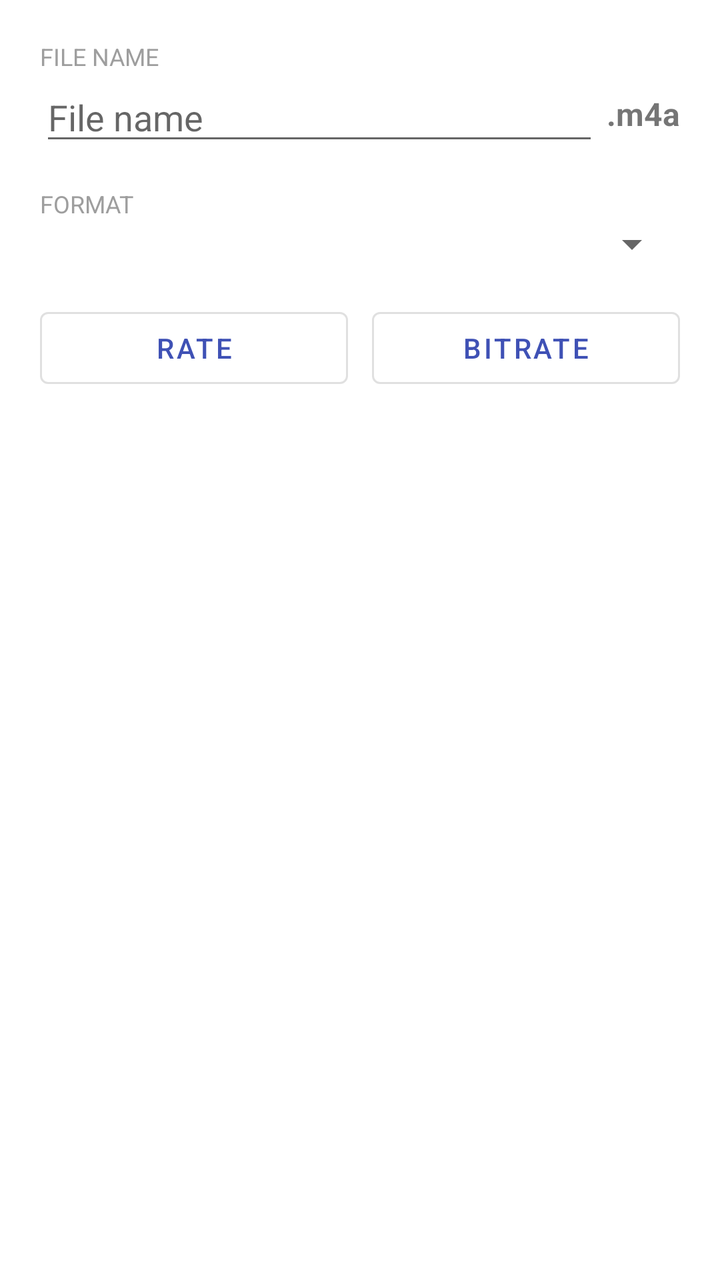
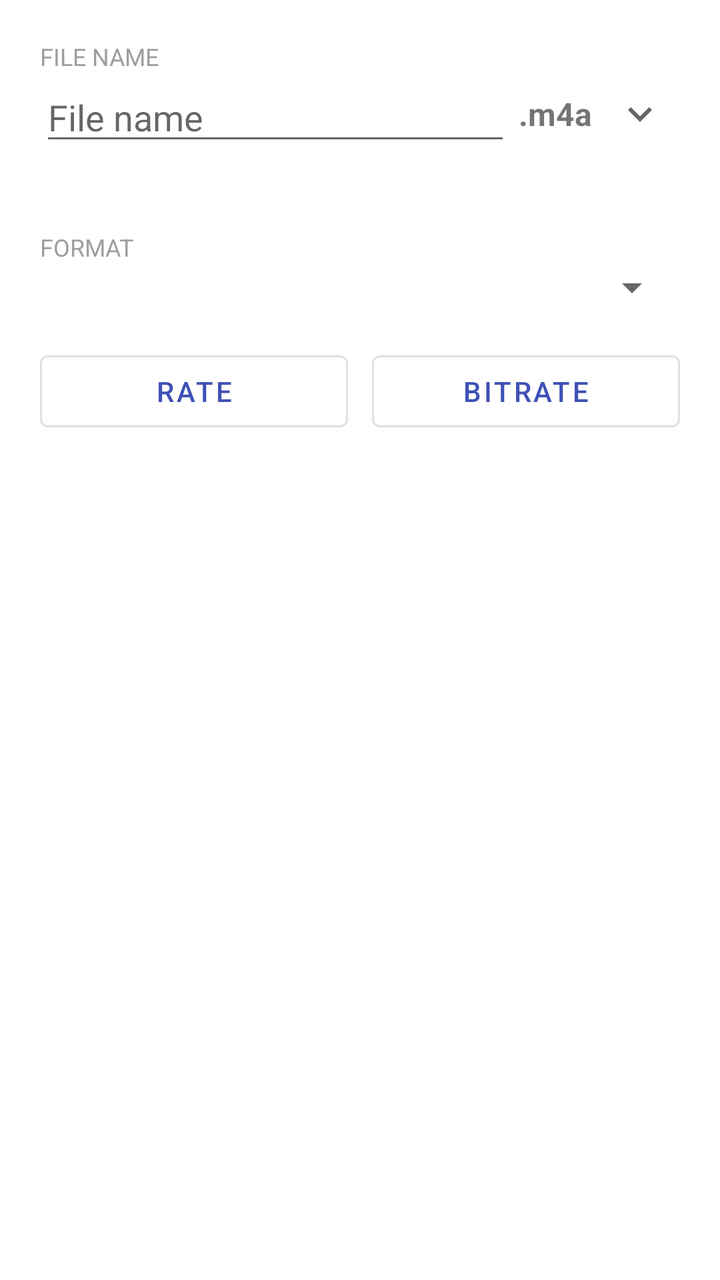

Two renders of the same Android screen: before a commit and after it. Below are the layout's source before the change and the commit's diff.
<!-- AndroidManifest.xml: application theme Theme.VoiceRecorder -->
<!-- res/layout/dialog_pre_record.xml -->
<?xml version="1.0" encoding="utf-8"?>
<ScrollView xmlns:android="http://schemas.android.com/apk/res/android"
    android:layout_width="match_parent"
    android:layout_height="wrap_content">

    <LinearLayout
        android:layout_width="match_parent"
        android:layout_height="wrap_content"
        android:orientation="vertical"
        android:padding="20dp">

        <TextView
            android:layout_width="wrap_content"
            android:layout_height="wrap_content"
            android:text="@string/filename_label"
            android:textColor="@color/dim_text"
            android:textSize="12sp"
            android:textAllCaps="true" />

        <LinearLayout
            android:layout_width="match_parent"
            android:layout_height="wrap_content"
            android:orientation="horizontal"
            android:gravity="center_vertical">

            <EditText
                android:id="@+id/pr_filename"
                android:layout_width="0dp"
                android:layout_height="wrap_content"
                android:layout_weight="1"
                android:inputType="text"
                android:importantForAutofill="no"
                android:hint="@string/filename_label" />

            <TextView
                android:id="@+id/pr_extension"
                android:layout_width="wrap_content"
                android:layout_height="wrap_content"
                android:layout_marginStart="4dp"
                android:text=".m4a"
                android:textStyle="bold"
                android:textSize="16sp" />
        </LinearLayout>

        <TextView
            android:layout_width="wrap_content"
            android:layout_height="wrap_content"
            android:layout_marginTop="16dp"
            android:text="@string/format_label"
            android:textColor="@color/dim_text"
            android:textSize="12sp"
            android:textAllCaps="true" />

        <Spinner
            android:id="@+id/pr_format"
            android:layout_width="match_parent"
            android:layout_height="wrap_content" />

        <LinearLayout
            android:layout_width="match_parent"
            android:layout_height="wrap_content"
            android:layout_marginTop="16dp"
            android:orientation="horizontal">

            <com.google.android.material.button.MaterialButton
                android:id="@+id/pr_sample_rate"
                style="@style/Widget.MaterialComponents.Button.OutlinedButton"
                android:layout_width="0dp"
                android:layout_height="wrap_content"
                android:layout_weight="1"
                android:layout_marginEnd="6dp"
                android:text="Rate" />

            <com.google.android.material.button.MaterialButton
                android:id="@+id/pr_bitrate"
                style="@style/Widget.MaterialComponents.Button.OutlinedButton"
                android:layout_width="0dp"
                android:layout_height="wrap_content"
                android:layout_weight="1"
                android:layout_marginStart="6dp"
                android:text="Bitrate" />
        </LinearLayout>

        <TextView
            android:id="@+id/pr_storage"
            android:layout_width="match_parent"
            android:layout_height="wrap_content"
            android:layout_marginTop="16dp"
            android:text=""
            android:textSize="14sp"
            android:textColor="@color/ok_green" />

    </LinearLayout>
</ScrollView>
<!-- resources referenced by this layout -->
<resources>
  <color name="dim_text">#9E9E9E</color>
  <color name="ok_green">#2E7D32</color>
  <string name="filename_label">File name</string>
  <string name="format_label">Format</string>
  <style name="Theme.VoiceRecorder" parent="Theme.MaterialComponents.DayNight.DarkActionBar">
          <item name="colorPrimary">@color/primary</item>
          <item name="colorPrimaryVariant">@color/primary_dark</item>
          <item name="colorOnPrimary">#FFFFFF</item>
          <item name="colorSecondary">@color/accent</item>
          <item name="colorOnSecondary">#FFFFFF</item>
          <item name="android:statusBarColor" tools:targetApi="l">@color/primary_dark</item>
      </style>
  <color name="primary">#3F51B5</color>
  <color name="primary_dark">#303F9F</color>
  <color name="accent">#FF5252</color>
</resources>

<!-- the commit's change to res/layout/dialog_pre_record.xml (unified diff, before → after) -->
@@ -23,13 +23,14 @@
             android:orientation="horizontal"
             android:gravity="center_vertical">
 
-            <EditText
+            <AutoCompleteTextView
                 android:id="@+id/pr_filename"
                 android:layout_width="0dp"
                 android:layout_height="wrap_content"
                 android:layout_weight="1"
                 android:inputType="text"
                 android:importantForAutofill="no"
+                android:completionThreshold="1"
                 android:hint="@string/filename_label" />
 
             <TextView
@@ -40,7 +41,25 @@
                 android:text=".m4a"
                 android:textStyle="bold"
                 android:textSize="16sp" />
+
+            <ImageButton
+                android:id="@+id/pr_recent_names"
+                android:layout_width="40dp"
+                android:layout_height="40dp"
+                android:layout_marginStart="4dp"
+                android:background="?attr/selectableItemBackgroundBorderless"
+                android:src="@drawable/ic_arrow_down"
+                android:contentDescription="@string/recent_names_title" />
         </LinearLayout>
+
+        <TextView
+            android:id="@+id/pr_resolved_name"
+            android:layout_width="match_parent"
+            android:layout_height="wrap_content"
+            android:layout_marginTop="4dp"
+            android:text=""
+            android:textSize="13sp"
+            android:textColor="@color/dim_text" />
 
         <TextView
             android:layout_width="wrap_content"
<!-- resource entries referenced after the edit -->
@@ -2,8 +2,20 @@
 <resources>
   <color name="dim_text">#9E9E9E</color>
   <color name="ok_green">#2E7D32</color>
+  <!-- drawable ic_arrow_down (drawable) -->
+  <vector xmlns:android="http://schemas.android.com/apk/res/android"
+      android:width="24dp"
+      android:height="24dp"
+      android:viewportWidth="24"
+      android:viewportHeight="24"
+      android:tint="?attr/colorControlNormal">
+      <path
+          android:fillColor="#FF000000"
+          android:pathData="M7.41,8.59L12,13.17l4.59,-4.58L18,10l-6,6 -6,-6z" />
+  </vector>
   <string name="filename_label">File name</string>
   <string name="format_label">Format</string>
+  <string name="recent_names_title">Recent file names</string>
   <style name="Theme.VoiceRecorder" parent="Theme.MaterialComponents.DayNight.DarkActionBar">
           <item name="colorPrimary">@color/primary</item>
           <item name="colorPrimaryVariant">@color/primary_dark</item>
